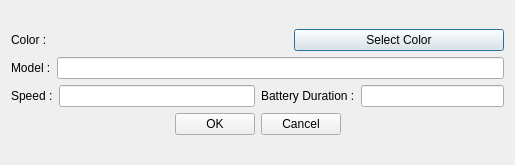
First picture: the form in ui/AddNewUAVDialog.ui, repository iammetehan/uav-swarm-simulator, before the edit.
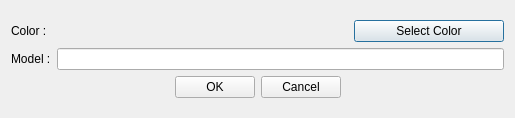
Second picture: the form after the edit.

```diff
--- a/ui/AddNewUAVDialog.ui
+++ b/ui/AddNewUAVDialog.ui
@@ -7,7 +7,7 @@
     <x>0</x>
     <y>0</y>
     <width>515</width>
-    <height>165</height>
+    <height>118</height>
    </rect>
   </property>
   <property name="windowTitle">
@@ -20,6 +20,18 @@
       <layout class="QHBoxLayout" name="horizontalLayout">
        <item>
         <widget class="QLabel" name="label">
+         <property name="minimumSize">
+          <size>
+           <width>50</width>
+           <height>0</height>
+          </size>
+         </property>
+         <property name="maximumSize">
+          <size>
+           <width>50</width>
+           <height>16777215</height>
+          </size>
+         </property>
          <property name="text">
           <string>Color :</string>
          </property>
@@ -29,13 +41,13 @@
         <widget class="QWidget" name="selectedColor" native="true">
          <property name="minimumSize">
           <size>
-           <width>60</width>
+           <width>0</width>
            <height>0</height>
           </size>
          </property>
          <property name="maximumSize">
           <size>
-           <width>60</width>
+           <width>16777215</width>
            <height>16777215</height>
           </size>
          </property>
@@ -43,6 +55,18 @@
        </item>
        <item>
         <widget class="QPushButton" name="selectImage">
+         <property name="minimumSize">
+          <size>
+           <width>150</width>
+           <height>0</height>
+          </size>
+         </property>
+         <property name="maximumSize">
+          <size>
+           <width>150</width>
+           <height>16777215</height>
+          </size>
+         </property>
          <property name="text">
           <string>Select Color</string>
          </property>
@@ -64,38 +88,6 @@
        </item>
       </layout>
      </item>
-     <item>
-      <layout class="QHBoxLayout" name="horizontalLayout_3">
-       <item>
-        <layout class="QHBoxLayout" name="horizontalLayout_4">
-         <item>
-          <widget class="QLabel" name="label_3">
-           <property name="text">
-            <string>Speed :</string>
-           </property>
-          </widget>
-         </item>
-         <item>
-          <widget class="QLineEdit" name="speed"/>
-         </item>
-        </layout>
-       </item>
-       <item>
-        <layout class="QHBoxLayout" name="horizontalLayout_6">
-         <item>
-          <widget class="QLabel" name="label_4">
-           <property name="text">
-            <string>Battery Duration :</string>
-           </property>
-          </widget>
-         </item>
-         <item>
-          <widget class="QLineEdit" name="batteryDuration"/>
-         </item>
-        </layout>
-       </item>
-      </layout>
-     </item>
      <item>
       <layout class="QHBoxLayout" name="horizontalLayout_5">
        <item>
```
